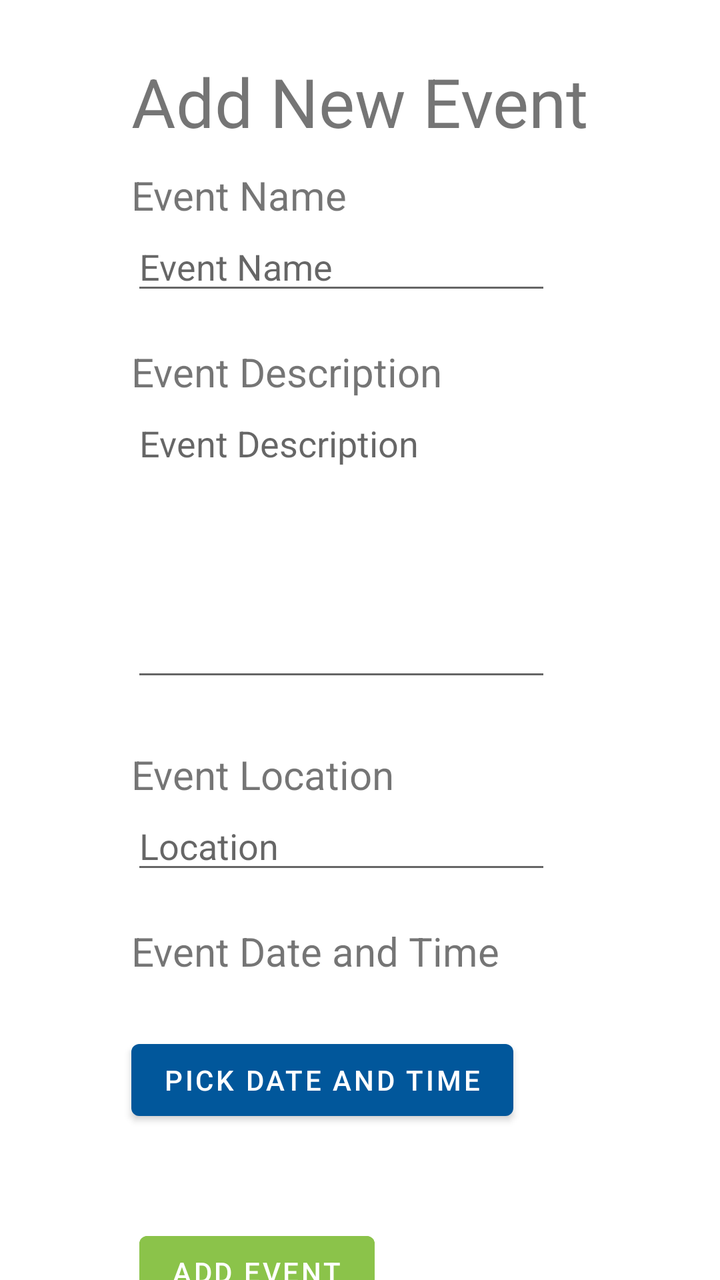
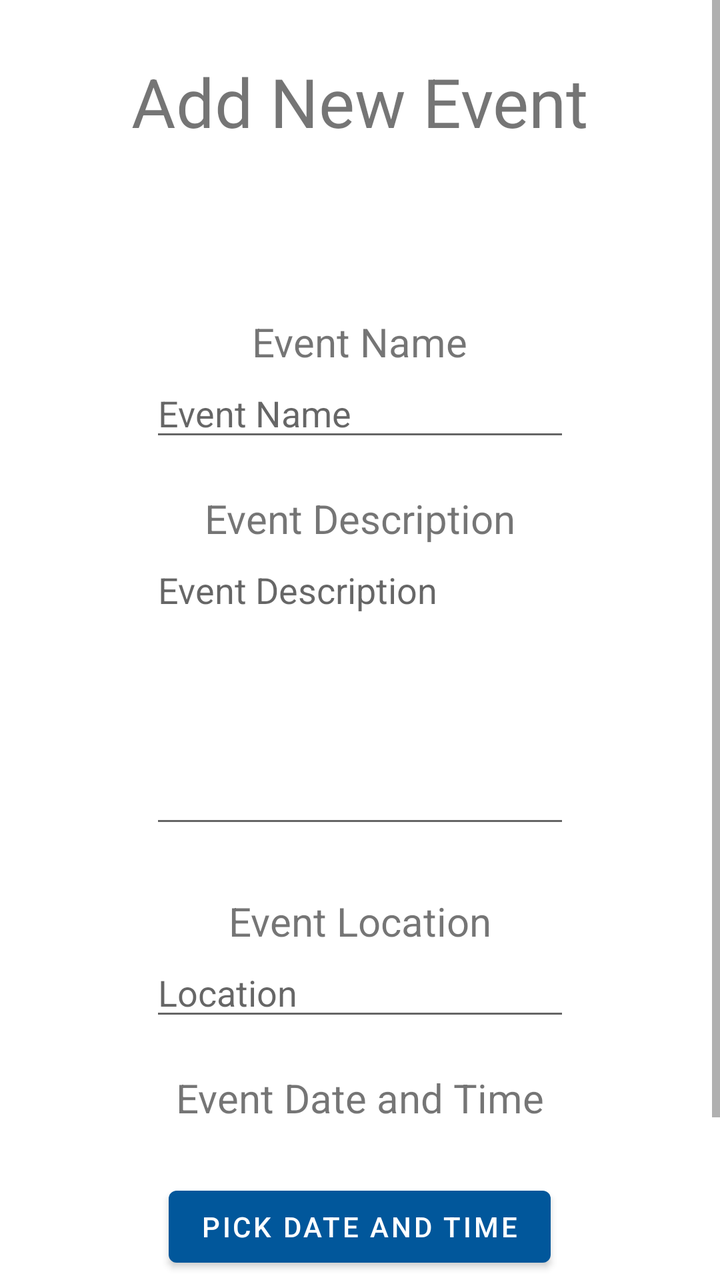

Compare the two renders of this Android layout. The source of the first and the diff that turns it into the second are given below.
<!-- AndroidManifest.xml: application theme Theme.CampusGuidebookTemplate -->
<!-- res/layout/fragment_add_event.xml -->
<?xml version="1.0" encoding="utf-8"?>
<androidx.constraintlayout.widget.ConstraintLayout xmlns:android="http://schemas.android.com/apk/res/android"
    xmlns:app="http://schemas.android.com/apk/res-auto"
    xmlns:tools="http://schemas.android.com/tools"
    android:id="@+id/frameLayout2"
    android:layout_width="match_parent"
    android:layout_height="match_parent"
    tools:context=".AddEventFragment">

    

    <TextView
        android:id="@+id/textView4"
        android:layout_width="wrap_content"
        android:layout_height="wrap_content"
        android:layout_marginTop="28dp"
        android:text="Add New Event"
        android:textSize="34sp"
        app:layout_constraintEnd_toEndOf="parent"
        app:layout_constraintStart_toStartOf="parent"
        app:layout_constraintTop_toTopOf="parent" />

    <TextView
        android:id="@+id/textView5"
        android:layout_width="wrap_content"
        android:layout_height="wrap_content"
        android:layout_marginTop="84dp"
        android:text="Event Name"
        android:textSize="20sp"
        app:layout_constraintStart_toStartOf="@+id/textView4"
        app:layout_constraintTop_toTopOf="parent" />

    <EditText
        android:id="@+id/editTextEventName"
        android:layout_width="wrap_content"
        android:layout_height="wrap_content"
        android:ems="10"
        android:inputType="textPersonName"
        android:hint="Event Name"
        app:layout_constraintStart_toStartOf="@+id/textView5"
        app:layout_constraintTop_toBottomOf="@+id/textView5" />

    <TextView
        android:id="@+id/textView6"
        android:layout_width="wrap_content"
        android:layout_height="wrap_content"
        android:layout_marginTop="20dp"
        android:text="Event Description"
        android:textSize="20sp"

        app:layout_constraintStart_toStartOf="@+id/editTextEventName"
        app:layout_constraintTop_toBottomOf="@+id/editTextEventName" />

    <EditText
        android:id="@+id/editTextEventDescription"
        android:layout_width="wrap_content"
        android:layout_height="wrap_content"
        android:lines="4"
        android:minLines="6"
        android:gravity="top|start"
        android:maxLines="6"
        android:ems="10"
        android:scrollbars="vertical"
        android:hint="Event Description"
        android:inputType="textMultiLine"
        app:layout_constraintStart_toStartOf="@+id/textView6"
        app:layout_constraintTop_toBottomOf="@+id/textView6" />

    <TextView
        android:id="@+id/textView7"
        android:layout_width="wrap_content"
        android:layout_height="wrap_content"
        android:layout_marginTop="28dp"
        android:text="Event Location"
        android:textSize="20sp"
        app:layout_constraintStart_toStartOf="@+id/editTextEventDescription"
        app:layout_constraintTop_toBottomOf="@+id/editTextEventDescription" />

    <EditText
        android:id="@+id/editTextEventLocation"
        android:layout_width="wrap_content"
        android:layout_height="wrap_content"
        android:ems="10"
        android:inputType="textPersonName"
        android:hint="Location"
        app:layout_constraintStart_toStartOf="@+id/textView7"
        app:layout_constraintTop_toBottomOf="@+id/textView7" />

    <TextView
        android:id="@+id/textView8"
        android:layout_width="wrap_content"
        android:layout_height="wrap_content"
        android:layout_marginTop="20dp"
        android:text="Event Date and Time"
        android:textSize="20sp"
        app:layout_constraintStart_toStartOf="@+id/editTextEventLocation"
        app:layout_constraintTop_toBottomOf="@+id/editTextEventLocation" />

    <TextView
        android:id="@+id/textViewDateTime"
        android:layout_width="wrap_content"
        android:layout_height="wrap_content"
        app:layout_constraintStart_toStartOf="@+id/textView8"
        app:layout_constraintTop_toBottomOf="@+id/textView8" />

    <Button
        android:id="@+id/btnPickDateTime"
        android:layout_width="wrap_content"
        android:layout_height="wrap_content"
        android:layout_centerHorizontal="true"
        android:layout_marginTop="8dp"
        android:text="Pick Date and Time"
        app:layout_constraintStart_toStartOf="@+id/textViewDateTime"
        app:layout_constraintTop_toBottomOf="@+id/textViewDateTime" />


    <Button
        android:id="@+id/addNewEventBtn"
        android:layout_width="wrap_content"
        android:layout_height="wrap_content"
        android:layout_marginStart="4dp"
        android:layout_marginTop="48dp"
        android:backgroundTint="#8BC34A"
        android:text="Add Event"
        app:layout_constraintStart_toStartOf="@+id/btnPickDateTime"
        app:layout_constraintTop_toBottomOf="@+id/btnPickDateTime" />

</androidx.constraintlayout.widget.ConstraintLayout>
<!-- resources referenced by this layout -->
<resources>
  <style name="Theme.CampusGuidebookTemplate" parent="Theme.MaterialComponents.DayNight.DarkActionBar">
          
  
  
          <item name="colorOnPrimary">@color/white</item>
          
  
  
          <item name="colorOnSecondary">@color/black</item>
          
          <item name="android:statusBarColor" tools:targetApi="l">?attr/colorPrimaryVariant</item>
          
          <item name="colorPrimary">@color/blue_1</item>
          <item name="colorPrimaryVariant">@color/blue_2</item>
          <item name="colorSecondary">@color/gray_1</item>
          <item name="colorSecondaryVariant">@color/gray_2</item>
  
      </style>
  <color name="white">#FFFFFFFF</color>
  <color name="black">#FF000000</color>
  <color name="blue_1">#FF01579B</color>
  <color name="blue_2">#FF002F6C</color>
  <color name="gray_1">#FFE1E2E1</color>
  <color name="gray_2">#FFA7A9AC</color>
</resources>

<!-- the commit's change to res/layout/fragment_add_event.xml (unified diff, before → after) -->
@@ -9,120 +9,111 @@
 
     
 
-    <TextView
-        android:id="@+id/textView4"
-        android:layout_width="wrap_content"
-        android:layout_height="wrap_content"
-        android:layout_marginTop="28dp"
-        android:text="Add New Event"
-        android:textSize="34sp"
-        app:layout_constraintEnd_toEndOf="parent"
-        app:layout_constraintStart_toStartOf="parent"
-        app:layout_constraintTop_toTopOf="parent" />
+    <ScrollView
+        android:layout_width="match_parent"
+        android:layout_height="match_parent">
 
-    <TextView
-        android:id="@+id/textView5"
-        android:layout_width="wrap_content"
-        android:layout_height="wrap_content"
-        android:layout_marginTop="84dp"
-        android:text="Event Name"
-        android:textSize="20sp"
-        app:layout_constraintStart_toStartOf="@+id/textView4"
-        app:layout_constraintTop_toTopOf="parent" />
+        <LinearLayout
+            android:layout_width="match_parent"
+            android:layout_height="wrap_content"
+            android:gravity="center"
+            android:orientation="vertical">
 
-    <EditText
-        android:id="@+id/editTextEventName"
-        android:layout_width="wrap_content"
-        android:layout_height="wrap_content"
-        android:ems="10"
-        android:inputType="textPersonName"
-        android:hint="Event Name"
-        app:layout_constraintStart_toStartOf="@+id/textView5"
-        app:layout_constraintTop_toBottomOf="@+id/textView5" />
+            <TextView
+                android:id="@+id/textView4"
+                android:layout_width="wrap_content"
+                android:layout_height="wrap_content"
+                android:layout_marginTop="28dp"
+                android:text="Add New Event"
+                android:textAlignment="viewStart"
+                android:textSize="34sp" />
 
-    <TextView
-        android:id="@+id/textView6"
-        android:layout_width="wrap_content"
-        android:layout_height="wrap_content"
-        android:layout_marginTop="20dp"
-        android:text="Event Description"
-        android:textSize="20sp"
+            <TextView
+                android:id="@+id/textView5"
+                android:layout_width="wrap_content"
+                android:layout_height="wrap_content"
+                android:layout_marginTop="84dp"
+                android:text="Event Name"
+                android:textSize="20sp" />
 
-        app:layout_constraintStart_toStartOf="@+id/editTextEventName"
-        app:layout_constraintTop_toBottomOf="@+id/editTextEventName" />
+            <EditText
+                android:id="@+id/editTextEventName"
+                android:layout_width="wrap_content"
+                android:layout_height="wrap_content"
+                android:ems="10"
+                android:hint="Event Name"
+                android:inputType="textPersonName" />
 
-    <EditText
-        android:id="@+id/editTextEventDescription"
-        android:layout_width="wrap_content"
-        android:layout_height="wrap_content"
-        android:lines="4"
-        android:minLines="6"
-        android:gravity="top|start"
-        android:maxLines="6"
-        android:ems="10"
-        android:scrollbars="vertical"
-        android:hint="Event Description"
-        android:inputType="textMultiLine"
-        app:layout_constraintStart_toStartOf="@+id/textView6"
-        app:layout_constraintTop_toBottomOf="@+id/textView6" />
+            <TextView
+                android:id="@+id/textView6"
+                android:layout_width="wrap_content"
+                android:layout_height="wrap_content"
+                android:layout_marginTop="20dp"
+                android:text="Event Description"
+                android:textSize="20sp"
 
-    <TextView
-        android:id="@+id/textView7"
-        android:layout_width="wrap_content"
-        android:layout_height="wrap_content"
-        android:layout_marginTop="28dp"
-        android:text="Event Location"
-        android:textSize="20sp"
-        app:layout_constraintStart_toStartOf="@+id/editTextEventDescription"
-        app:layout_constraintTop_toBottomOf="@+id/editTextEventDescription" />
+                />
 
-    <EditText
-        android:id="@+id/editTextEventLocation"
-        android:layout_width="wrap_content"
-        android:layout_height="wrap_content"
-        android:ems="10"
-        android:inputType="textPersonName"
-        android:hint="Location"
-        app:layout_constraintStart_toStartOf="@+id/textView7"
-        app:layout_constraintTop_toBottomOf="@+id/textView7" />
+            <EditText
+                android:id="@+id/editTextEventDescription"
+                android:layout_width="wrap_content"
+                android:layout_height="wrap_content"
+                android:ems="10"
+                android:gravity="top|start"
+                android:hint="Event Description"
+                android:inputType="textMultiLine"
+                android:lines="4"
+                android:maxLines="6"
+                android:minLines="6"
+                android:scrollbars="vertical" />
 
-    <TextView
-        android:id="@+id/textView8"
-        android:layout_width="wrap_content"
-        android:layout_height="wrap_content"
-        android:layout_marginTop="20dp"
-        android:text="Event Date and Time"
-        android:textSize="20sp"
-        app:layout_constraintStart_toStartOf="@+id/editTextEventLocation"
-        app:layout_constraintTop_toBottomOf="@+id/editTextEventLocation" />
+            <TextView
+                android:id="@+id/textView7"
+                android:layout_width="wrap_content"
+                android:layout_height="wrap_content"
+                android:layout_marginTop="28dp"
+                android:text="Event Location"
+                android:textSize="20sp" />
 
-    <TextView
-        android:id="@+id/textViewDateTime"
-        android:layout_width="wrap_content"
-        android:layout_height="wrap_content"
-        app:layout_constraintStart_toStartOf="@+id/textView8"
-        app:layout_constraintTop_toBottomOf="@+id/textView8" />
+            <EditText
+                android:id="@+id/editTextEventLocation"
+                android:layout_width="wrap_content"
+                android:layout_height="wrap_content"
+                android:ems="10"
+                android:hint="Location"
+                android:inputType="textPersonName" />
 
-    <Button
-        android:id="@+id/btnPickDateTime"
-        android:layout_width="wrap_content"
-        android:layout_height="wrap_content"
-        android:layout_centerHorizontal="true"
-        android:layout_marginTop="8dp"
-        android:text="Pick Date and Time"
-        app:layout_constraintStart_toStartOf="@+id/textViewDateTime"
-        app:layout_constraintTop_toBottomOf="@+id/textViewDateTime" />
+            <TextView
+                android:id="@+id/textView8"
+                android:layout_width="wrap_content"
+                android:layout_height="wrap_content"
+                android:layout_marginTop="20dp"
+                android:text="Event Date and Time"
+                android:textSize="20sp" />
+
+            <TextView
+                android:id="@+id/textViewDateTime"
+                android:layout_width="wrap_content"
+                android:layout_height="wrap_content" />
+
+            <Button
+                android:id="@+id/btnPickDateTime"
+                android:layout_width="wrap_content"
+                android:layout_height="wrap_content"
+                android:layout_centerHorizontal="true"
+                android:layout_marginTop="8dp"
+                android:text="Pick Date and Time" />
+
+            <Button
+                android:id="@+id/addNewEventBtn"
+                android:layout_width="wrap_content"
+                android:layout_height="wrap_content"
+                android:layout_marginStart="4dp"
+                android:layout_marginTop="48dp"
+                android:backgroundTint="#8BC34A"
+                android:text="Add Event" />
+        </LinearLayout>
+    </ScrollView>
 
 
-    <Button
-        android:id="@+id/addNewEventBtn"
-        android:layout_width="wrap_content"
-        android:layout_height="wrap_content"
-        android:layout_marginStart="4dp"
-        android:layout_marginTop="48dp"
-        android:backgroundTint="#8BC34A"
-        android:text="Add Event"
-        app:layout_constraintStart_toStartOf="@+id/btnPickDateTime"
-        app:layout_constraintTop_toBottomOf="@+id/btnPickDateTime" />
-
 </androidx.constraintlayout.widget.ConstraintLayout>
